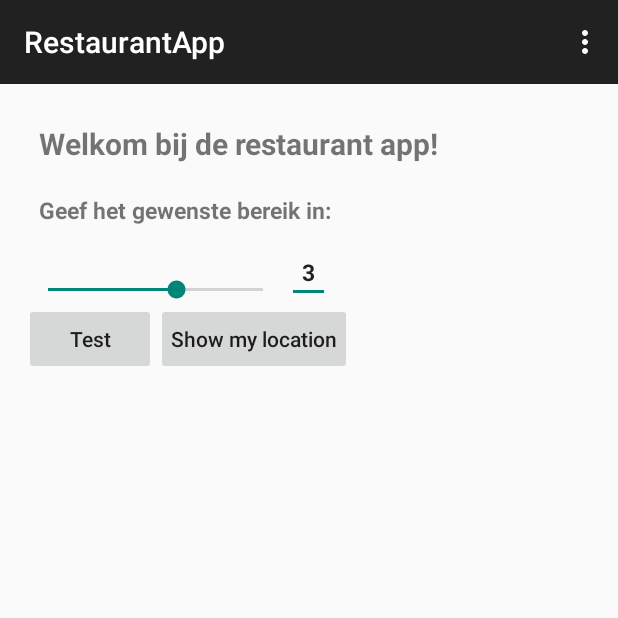
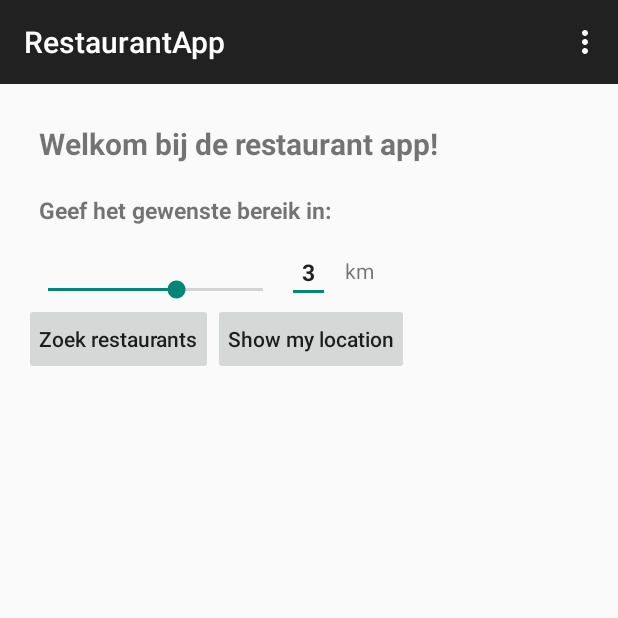
Before and after one commit to Meuris/MobieleApps3, an Android app: the screen it shows after launch (MainActivity), on a phone screen of 412 x 824 dp, the top half of it. Run offline under Robolectric (Android 15) with nearby library versions, the phone set to English and light mode, and no system bars; 2 statements that could not run were skipped.

Commit message:
code clean up

```diff
--- a/app/src/main/java/com/example/projectsmobieleapps/restaurantapp/FileIO.java
+++ b/app/src/main/java/com/example/projectsmobieleapps/restaurantapp/FileIO.java
@@ -31,7 +31,6 @@ import javax.xml.parsers.SAXParserFactory;
  * Created by MichielAdmin on 28/11/2015.
  */
 public class FileIO extends ListActivity {
-//    private Intent intent = getIntent();
     private String latitude = String.valueOf(MainActivity.latitude);
     private String longitude = String.valueOf(MainActivity.longitude);
     private String radius = String.valueOf(MainActivity.radius);
@@ -40,10 +39,6 @@ public class FileIO extends ListActivity {
             + latitude + "," + longitude +"&radius=" + radius + "&types=restaurant&key=" + googleKey;
     private Context context = null;
     private final String FILENAME = "infolist.xml";
-
-    /*public FileIO() {
-
-    }*/
 
     public FileIO (Context context) {
         this.context = context;
--- a/app/src/main/java/com/example/projectsmobieleapps/restaurantapp/ItemActivity.java
+++ b/app/src/main/java/com/example/projectsmobieleapps/restaurantapp/ItemActivity.java
@@ -37,12 +37,8 @@ public class ItemActivity extends AppCompatActivity implements View.OnClickListe
 
     @Override
     public boolean onOptionsItemSelected(MenuItem item) {
-        // Handle action bar item clicks here. The action bar will
-        // automatically handle clicks on the Home/Up button, so long
-        // as you specify a parent activity in AndroidManifest.xml.
         int id = item.getItemId();
 
-        //noinspection SimplifiableIfStatement
         if (id == R.id.action_settings) {
             return true;
         }
--- a/app/src/main/java/com/example/projectsmobieleapps/restaurantapp/MainActivity.java
+++ b/app/src/main/java/com/example/projectsmobieleapps/restaurantapp/MainActivity.java
@@ -1,12 +1,9 @@
 package com.example.projectsmobieleapps.restaurantapp;
 
-import android.content.DialogInterface;
 import android.content.Intent;
-import android.content.IntentSender;
 import android.location.Location;
 import android.support.v7.app.AppCompatActivity;
 import android.os.Bundle;
-import android.util.Log;
 import android.view.KeyEvent;
 import android.view.Menu;
 import android.view.MenuItem;
@@ -18,10 +15,8 @@ import android.widget.SeekBar;
 import android.widget.TextView;
 
 import com.google.android.gms.common.ConnectionResult;
-import com.google.android.gms.common.GooglePlayServicesUtil;
 import com.google.android.gms.common.api.GoogleApiClient;
 import com.google.android.gms.location.LocationServices;
-import android.support.v4.app.FragmentActivity;
 import com.google.android.gms.common.api.GoogleApiClient.ConnectionCallbacks;
 import com.google.android.gms.common.api.GoogleApiClient.OnConnectionFailedListener;
 import com.google.android.gms.location.places.Places;
@@ -33,14 +28,12 @@ public class MainActivity extends AppCompatActivity implements SeekBar.OnSeekBar
     private EditText radiusEditText;
     public static int radius = 3000;
 
-    private TextView longitudeTestView;
-    private TextView latitudeTestView;
     private GoogleApiClient mGoogleApiClient;
     private Location mLastLocation;
     public static double longitude;
     public static double latitude;
 
-    private Button testButton;
+    private Button getRestaurantsButton;
     private Button locationButton;
 
     @Override
@@ -51,16 +44,13 @@ public class MainActivity extends AppCompatActivity implements SeekBar.OnSeekBar
         radiusSeekBar = (SeekBar) findViewById(R.id.radiusSeekBar);
         radiusEditText = (EditText) findViewById(R.id.radiusEditText);
 
-        longitudeTestView = (TextView) findViewById(R.id.longitudeTestView);
-        latitudeTestView = (TextView) findViewById(R.id.latitudeTestView);
-
-        testButton = (Button) findViewById(R.id.testButton);
+        getRestaurantsButton = (Button) findViewById(R.id.getRestaurantsButton);
         locationButton = (Button) findViewById(R.id.showYourLocation);
 
         radiusSeekBar.setOnSeekBarChangeListener(this);
         radiusEditText.setOnEditorActionListener(this);
 
-        testButton.setOnClickListener(this);
+        getRestaurantsButton.setOnClickListener(this);
         locationButton.setOnClickListener(this);
 
         buildGoogleApiClient();
@@ -97,7 +87,6 @@ public class MainActivity extends AppCompatActivity implements SeekBar.OnSeekBar
 
     @Override
     public boolean onCreateOptionsMenu(Menu menu) {
-        // Inflate the menu; this adds items to the action bar if it is present.
         getMenuInflater().inflate(R.menu.menu_main, menu);
         return true;
     }
@@ -105,12 +94,7 @@ public class MainActivity extends AppCompatActivity implements SeekBar.OnSeekBar
 
     @Override
     public boolean onOptionsItemSelected(MenuItem item) {
-        // Handle action bar item clicks here. The action bar will
-        // automatically handle clicks on the Home/Up button, so long
-        // as you specify a parent activity in AndroidManifest.xml.
         int id = item.getItemId();
-
-        //noinspection SimplifiableIfStatement
         if (id == R.id.action_settings) {
             return true;
         }
@@ -145,7 +129,7 @@ public class MainActivity extends AppCompatActivity implements SeekBar.OnSeekBar
 
     @Override
     public void onClick(View v) {
-        if (v == testButton) {
+        if (v == getRestaurantsButton) {
             Intent ItemsActivityIntent = new Intent(MainActivity.this, ItemsActivity.class);
             startActivity(ItemsActivityIntent);
         }
@@ -161,14 +145,6 @@ public class MainActivity extends AppCompatActivity implements SeekBar.OnSeekBar
         if (mLastLocation != null) {
             longitude = mLastLocation.getLongitude();
             latitude = mLastLocation.getLatitude();
-            longitudeTestView.setText(String.valueOf(latitude));
-            latitudeTestView.setText(String.valueOf(longitude));
-
-            /*Intent intent = new Intent(this, FileIO.class);
-
-            intent.putExtra("latitude", latitude);
-            intent.putExtra("longitude", longitude);*/
-//            this.startActivity(intent);
         }
     }
 
--- a/app/src/main/res/layout/activity_main.xml
+++ b/app/src/main/res/layout/activity_main.xml
@@ -49,13 +49,13 @@
         android:layout_toEndOf="@+id/radiusSeekBar" />
 
     <Button
-        android:id="@+id/testButton"
+        android:id="@+id/getRestaurantsButton"
         android:layout_width="wrap_content"
         android:layout_height="wrap_content"
         android:padding="10dp"
         android:layout_below="@+id/radiusSeekBar"
         android:layout_alignLeft="@+id/radiusSeekBar"
-        android:text="@string/testButton"
+        android:text="@string/getRestaurantsButton"
         android:textAllCaps="false"/>
 
     <Button
@@ -64,26 +64,17 @@
         android:layout_height="wrap_content"
         android:padding="10dp"
         android:layout_below="@+id/radiusSeekBar"
-        android:layout_toRightOf="@+id/testButton"
+        android:layout_toRightOf="@+id/getRestaurantsButton"
         android:text="@string/showLocationButton"
         android:textAllCaps="false"/>
 
     <TextView
-        android:id="@+id/longitudeTestView"
+        android:id="@+id/afstandTextView"
         android:layout_width="wrap_content"
         android:layout_height="wrap_content"
         android:padding="10dp"
-        android:layout_below="@+id/testButton"
-        android:layout_alignLeft="@+id/testButton"
-        android:text=""/>
-
-    <TextView
-        android:id="@+id/latitudeTestView"
-        android:layout_width="wrap_content"
-        android:layout_height="wrap_content"
-        android:padding="10dp"
-        android:layout_below="@+id/testButton"
-        android:layout_toRightOf="@+id/longitudeTestView"
-        android:text=""/>
+        android:layout_toRightOf="@+id/radiusEditText"
+        android:layout_below="@+id/radiusTextView"
+        android:text="@string/afstandTextView"/>
 
 </RelativeLayout>
--- a/app/src/main/res/values/strings.xml
+++ b/app/src/main/res/values/strings.xml
@@ -8,7 +8,7 @@
     <string name="radiusEdit">3</string>
     <string name="title_activity_google">GoogleActivity</string>
     <string name="title_activity_maps">Map</string>
-    <string name="testButton">Test</string>
+    <string name="getRestaurantsButton">Zoek restaurants</string>
     <string name="title_activity_google_play_services">GooglePlayServicesActivity</string>
     <string name="item_name">Restaurant</string>
     <string name="item_vicinity">Belgie</string>
@@ -17,4 +17,5 @@
     <string name="item_longitude">Longitude</string>
     <string name="title_activity_Items">Restaurants</string>
     <string name="showLocationButton">Show my location</string>
+    <string name="afstandTextView">km</string>
 </resources>
```
Also changed, not shown: app/src/main/java/com/example/projectsmobieleapps/restaurantapp/FeedHandler.java (+0 -15 lines), app/src/main/java/com/example/projectsmobieleapps/restaurantapp/ItemsActivity.java (+1 -24 lines), app/src/main/java/com/example/projectsmobieleapps/restaurantapp/MapsActivity.java (+0 -56 lines).
